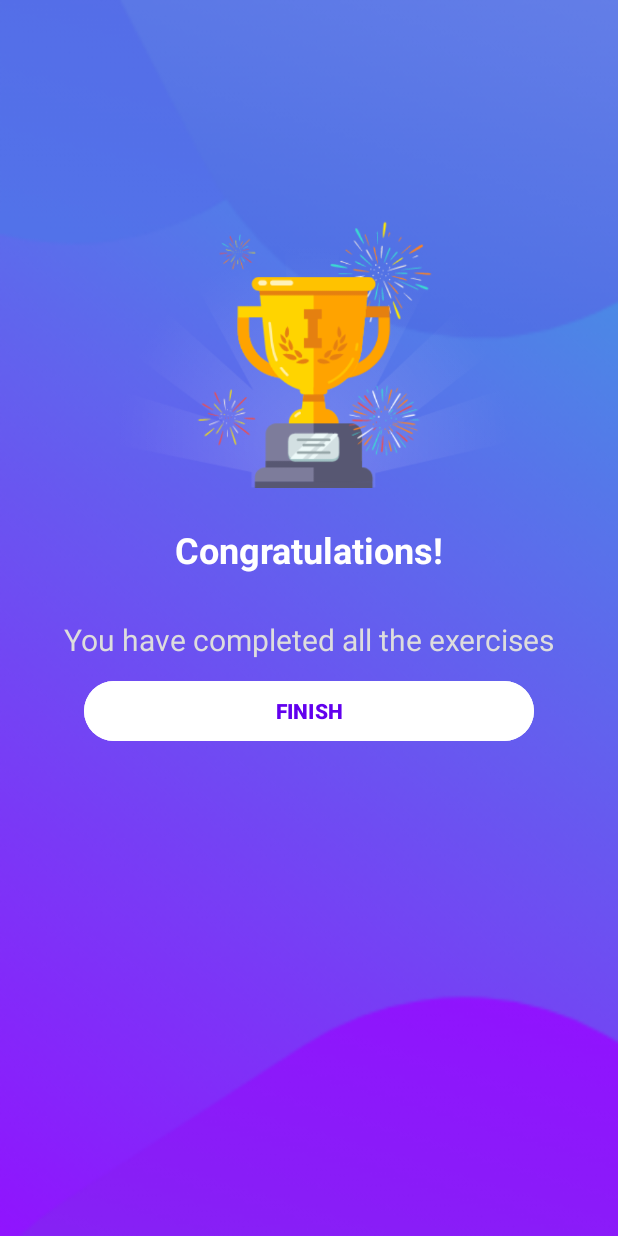
After one commit to Patri0s/personal-trainer-app, an Android app: the FinishActivity screen opened directly, with no data from a screen before it, on a phone screen of 412 x 824 dp. The commit adds this screen. Run offline under Robolectric (Android 15) with nearby library versions, the phone set to English and light mode, and no system bars.

Commit message:
Create FinishActivity

```diff
--- a/app/src/main/AndroidManifest.xml
+++ b/app/src/main/AndroidManifest.xml
@@ -9,11 +9,10 @@
         android:fullBackupContent="@xml/backup_rules"
         android:icon="@mipmap/ic_launcher"
         android:label="@string/app_name"
-        android:roundIcon="@mipmap/ic_launcher_round"
         android:supportsRtl="true"
         android:theme="@style/Theme.WorkoutApp"
         tools:ignore="LockedOrientationActivity"
-        tools:targetApi="33">
+        tools:targetApi="tiramisu">
         <activity
             android:name=".SplashscreenActivity"
             android:exported="true">
@@ -35,6 +34,10 @@
             android:name=".WorkingActivity"
             android:exported="false"
             android:screenOrientation="portrait" />
+        <activity
+            android:name=".FinishActivity"
+            android:exported="false"
+            android:screenOrientation="portrait" />
     </application>
 
 </manifest>
--- /dev/null
+++ b/app/src/main/java/pl/patri0s/workoutapp/FinishActivity.kt
@@ -0,0 +1,73 @@
+package pl.patri0s.workoutapp
+
+import android.media.MediaPlayer
+import android.net.Uri
+import android.os.Bundle
+import androidx.appcompat.app.AppCompatActivity
+import pl.patri0s.workoutapp.databinding.ActivityFinishBinding
+
+class FinishActivity : AppCompatActivity() {
+    private var binding: ActivityFinishBinding? = null
+    private var player: MediaPlayer? = null
+
+    override fun onCreate(savedInstanceState: Bundle?) {
+        super.onCreate(savedInstanceState)
+        binding = ActivityFinishBinding.inflate(layoutInflater)
+        setContentView(binding?.root)
+
+        val soundURI =
+            Uri.parse("android.resource://pl.patri0s.workoutapp/" + R.raw.finish)
+        player = MediaPlayer.create(applicationContext, soundURI)
+        player?.isLooping = false
+        player?.start()
+
+        binding?.btnFinish?.setOnClickListener {
+            finish()
+        }
+
+//        val summaryDao = (application as WorkOutApp).db.summaryDao()
+//        addDateToDatabase(summaryDao)
+    }
+
+//    private fun addDateToDatabase(summaryDao: SummaryDao) {
+//        val c = Calendar.getInstance()
+//        val dateTime = c.time
+//
+////        val sdf = SimpleDateFormat("dd MMM yyyy HH:mm:ss", Locale.getDefault())
+//        val sdf = SimpleDateFormat("dd MM yyyy", Locale.getDefault())
+//        val date = sdf.format(dateTime)
+//
+//        lifecycleScope.launch {
+//            val sectionAdapter = SectionAdapter(SectionList.sectionsList)
+//            lateinit var sectionClicked: List<Exercise>
+//
+//            when (sectionAdapter.getItemClickedId()) {
+//                0 -> sectionClicked = ExerciseList.section1ExerciseList
+//                1 -> sectionClicked = ExerciseList.section2ExerciseList
+//                2 -> sectionClicked = ExerciseList.section3ExerciseList
+//                3 -> sectionClicked = ExerciseList.section4ExerciseList
+//                4 -> sectionClicked = ExerciseList.section5ExerciseList
+//            }
+//
+//
+//            var exercisesTimeInMinutes = 0
+//            sectionClicked.forEach {
+//                exercisesTimeInMinutes += it.exerciseTimeInSecond
+//            }
+//            summaryDao.insert(
+//                SummaryEntity(
+//                    date = date,
+//                    trainings = sectionClicked.size,
+//                    kcal = SectionList.sectionsList[sectionAdapter.getItemClickedId()!!].sectionKcal,
+//                    minutes = exercisesTimeInMinutes.toFloat() / 60
+//                )
+//            )
+//            Log.e("Date: ", "Added...")
+//        }
+//    }
+
+    override fun onDestroy() {
+        super.onDestroy()
+        binding = null
+    }
+}
--- /dev/null
+++ b/app/src/main/res/layout/activity_finish.xml
@@ -0,0 +1,51 @@
+<?xml version="1.0" encoding="utf-8"?>
+<LinearLayout xmlns:android="http://schemas.android.com/apk/res/android"
+    xmlns:tools="http://schemas.android.com/tools"
+    android:layout_width="match_parent"
+    android:layout_height="match_parent"
+    android:background="@drawable/finish_background"
+    android:orientation="vertical"
+    android:padding="30dp">
+
+    <ImageView
+        android:id="@+id/ivTrophy"
+        android:layout_width="match_parent"
+        android:layout_height="300dp"
+        android:contentDescription="@string/trophy_desc"
+        android:src="@drawable/finish_trophy"
+        tools:ignore="ImageContrastCheck" />
+
+    <TextView
+        android:id="@+id/tvCongratulations"
+        android:layout_width="match_parent"
+        android:layout_height="wrap_content"
+        android:layout_marginVertical="20dp"
+        android:gravity="center"
+        android:text="@string/finish_congratulations"
+        android:textColor="#FFF"
+        android:textSize="24sp"
+        android:textStyle="bold" />
+
+    <TextView
+        android:id="@+id/tvScore"
+        android:layout_width="match_parent"
+        android:layout_height="wrap_content"
+        android:layout_marginVertical="10dp"
+        android:gravity="center"
+        android:text="@string/finish_congrats_desc"
+        android:textColor="#DDD"
+        android:textSize="20sp" />
+
+    <Button
+        android:id="@+id/btnFinish"
+        android:layout_width="300dp"
+        android:layout_height="wrap_content"
+        android:layout_gravity="center"
+        android:backgroundTint="#FFF"
+        android:text="@string/finish_button"
+        android:textAllCaps="true"
+        android:textColor="@color/design_default_color_primary"
+        android:textStyle="bold" />
+
+
+</LinearLayout>
--- a/app/src/main/res/values/strings.xml
+++ b/app/src/main/res/values/strings.xml
@@ -69,4 +69,8 @@
     <string name="back_dialog_desc">This will stop your workout. You\'ve come this far, are you sure you want to quit?</string>
     <string name="back_dialog_yes">Yes</string>
     <string name="back_dialog_no">No</string>
+    <string name="trophy_desc">Trophy icon</string>
+    <string name="finish_congratulations">Congratulations!</string>
+    <string name="finish_congrats_desc">You have completed all the exercises</string>
+    <string name="finish_button">Finish</string>
 </resources>
```
Also changed, not shown: app/src/main/res/drawable/finish_background.png (added), app/src/main/res/drawable/finish_trophy.png (added), 1 other file.
